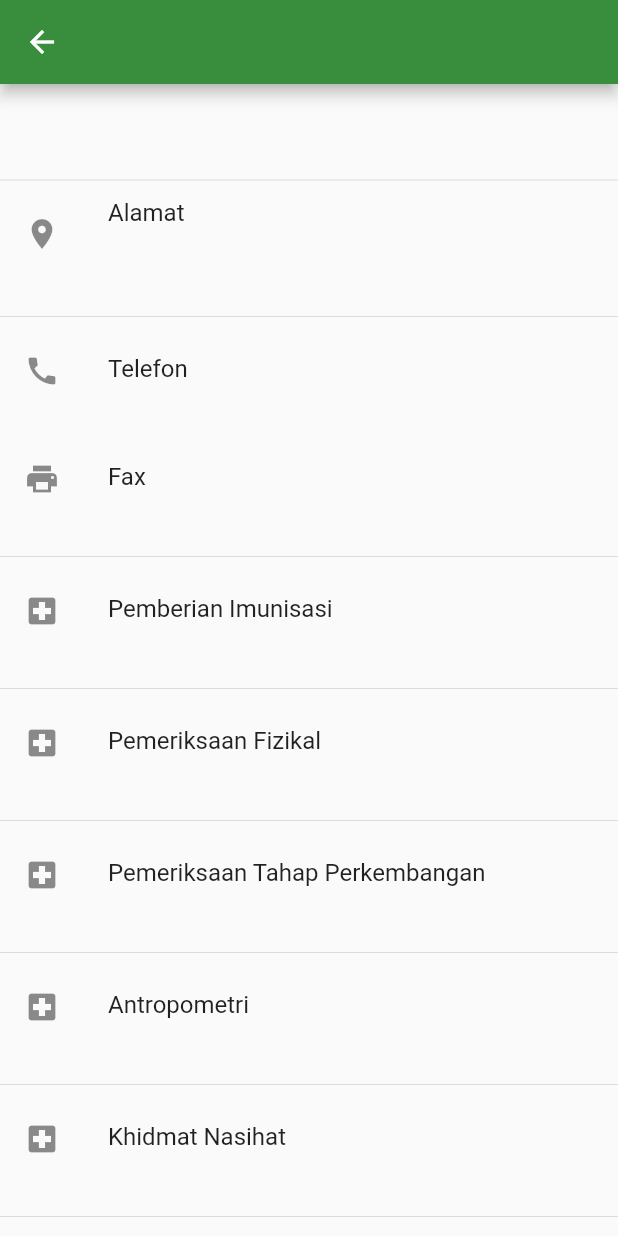
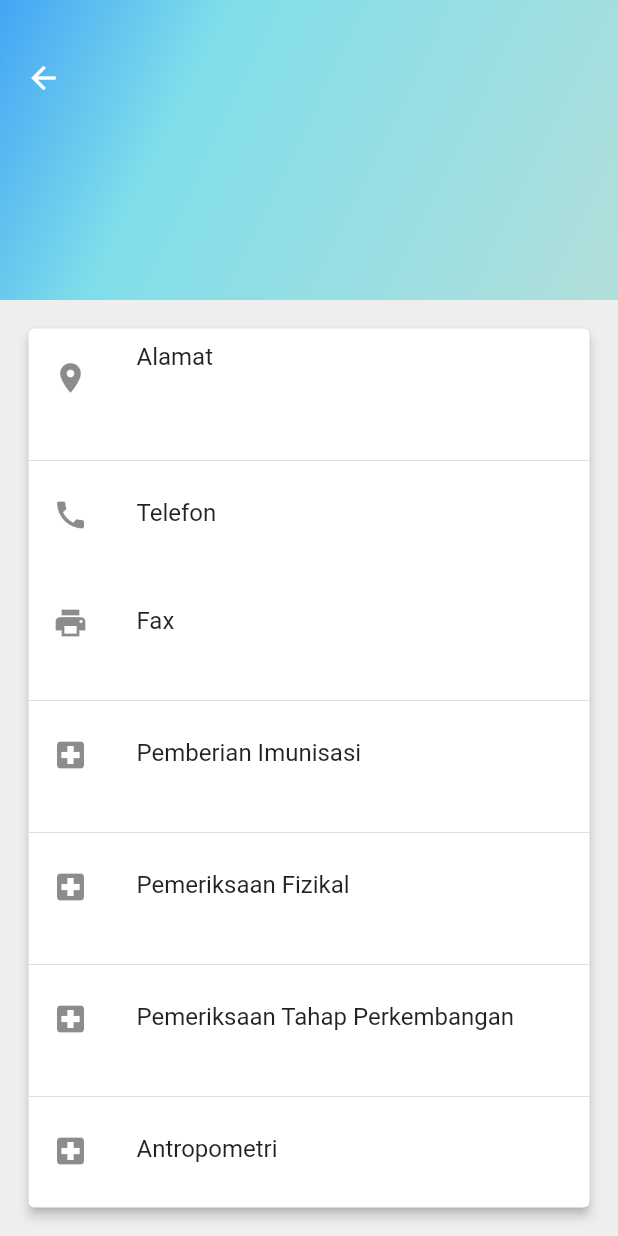
Before and after one commit to ashleychong/HealthForKids, a Flutter app: the PreviewScreen screen opened directly with empty values, on a phone screen of 412 x 824 dp. Run offline on Flutter 3.47's test engine with Material 2 defaults, Android fonts, the phone set to English and light mode, and no system bars; our stand-ins replace fancy_bottom_navigation, google_maps_flutter, webview_flutter; generated files the repository leaves out were written again; Roboto replaces fonts that are missing (Monotserrat); project files that could hold a hidden picture were left out.

Commit message:
Updated UI for PreviewCard and PreviewScreen

```diff
--- a/lib/screens/homescreen.dart
+++ b/lib/screens/homescreen.dart
@@ -1,5 +1,6 @@
 import 'package:flutter/material.dart';
 import 'package:google_maps_flutter/google_maps_flutter.dart';
+import 'package:health_for_kids/screens/swipe_feed_page.dart';
 import 'package:health_for_kids/widgets/preview_card.dart';
 import 'package:webview_flutter/webview_flutter.dart';
 import 'package:health_for_kids/screens/info_screen.dart';
@@ -68,6 +69,10 @@ class _HomescreenState extends State<Homescreen> {
             title: 'Info',
           ),
           TabData(
+            iconData: Icons.list,
+            title: 'Peringatan',
+          ),
+          TabData(
             iconData: Icons.forum,
             title: 'Forum',
           ),
@@ -83,6 +88,7 @@ class _HomescreenState extends State<Homescreen> {
     List<Widget> pages = <Widget>[
       _buildMap(context),
       InfoScreen(),
+      SwipeFeedPage(),
       _buildForumWebView(),
     ];
     return pages[page];
--- a/lib/screens/preview_screen.dart
+++ b/lib/screens/preview_screen.dart
@@ -9,33 +9,14 @@ class PreviewScreen extends StatelessWidget {
   @override
   Widget build(BuildContext context) {
     return Scaffold(
-        appBar: AppBar(),
-        body: ListView(
-            children: <Widget>[
-          _titleSection(),
-          Divider(),
-        ]
-              ..add(_textSection(
-                  'Alamat', _fullAddress(), Icon(Icons.location_on)))
-              ..add(Divider())
-              ..add(_textSection('Telefon', office.phone, Icon(Icons.call)))
-              ..add(_textSection('Fax', office.fax, Icon(Icons.print)))
-              ..add(Divider())
-              ..add(_textSection('Pemberian Imunisasi', office.imunisasi,
-                  Icon(Icons.local_hospital)))
-              ..add(Divider())
-              ..add(_textSection('Pemeriksaan Fizikal', office.physical,
-                  Icon(Icons.local_hospital)))
-              ..add(Divider())
-              ..add(_textSection('Pemeriksaan Tahap Perkembangan',
-                  office.development, Icon(Icons.local_hospital)))
-              ..add(Divider())
-              ..add(_textSection('Antropometri', office.antropometri,
-                  Icon(Icons.local_hospital)))
-              ..add(Divider())
-              ..add(_textSection('Khidmat Nasihat', office.consultation,
-                  Icon(Icons.local_hospital)))
-              ..add(Divider())));
+        body: Column(
+      children: <Widget>[
+        _upperView(context),
+        Expanded(
+          child: _lowerView(),
+        )
+      ],
+    ));
   }
 
   String _fullAddress() {
@@ -55,4 +36,94 @@ class PreviewScreen extends StatelessWidget {
       leading: widget,
     );
   }
+
+  Container _upperView(BuildContext context) {
+    return Container(
+      child: Stack(
+        children: <Widget>[
+          Container(
+              decoration: BoxDecoration(
+                  gradient: LinearGradient(
+                      begin: Alignment.topLeft,
+                      end: Alignment.bottomRight,
+                      colors: [
+                Colors.blue[400],
+                Colors.cyan[200],
+                Colors.teal[100]
+              ],
+                      stops: [
+                0.0,
+                0.3,
+                1.0
+              ]))),
+          Positioned(
+              top: 28.0, left: 5.0, child: BackButton(color: Colors.white)),
+          Positioned(
+              top: 85.0,
+              left: 0.0,
+              right: 0.0,
+              child: Center(
+                  child: Padding(
+                      padding: EdgeInsets.all(10.0),
+                      child: FittedBox(
+                          fit: BoxFit.fitWidth,
+                          child: Text(office.name,
+                              style: TextStyle(
+                                  color: Colors.white,
+                                  letterSpacing: 0.8,
+                                  fontFamily: 'Uni Sans',
+                                  fontSize: 40,
+                                  fontWeight: FontWeight.w800))))))
+        ],
+      ),
+      height: 200.0,
+    );
+  }
+
+  Widget _lowerView() {
+    return Stack(
+      children: <Widget>[
+        Container(
+          color: Colors.grey[200],
+        ),
+        Positioned(
+            top: 15.0,
+            left: 15.0,
+            bottom: 15.0,
+            right: 15.0,
+            child: Card(
+                elevation: 3.0,
+                child: Padding(
+                  padding: EdgeInsets.only(top: 5.0, bottom: 5.0),
+                  child: ListView(
+                    children: <Widget>[]
+                      ..add(_textSection(
+                          'Alamat', _fullAddress(), Icon(Icons.location_on)))
+                      ..add(Divider())
+                      ..add(_textSection(
+                          'Telefon', office.phone, Icon(Icons.call)))
+                      ..add(_textSection('Fax', office.fax, Icon(Icons.print)))
+                      ..add(Divider())
+                      ..add(_textSection('Pemberian Imunisasi',
+                          office.imunisasi, Icon(Icons.local_hospital)))
+                      ..add(Divider())
+                      ..add(_textSection('Pemeriksaan Fizikal', office.physical,
+                          Icon(Icons.local_hospital)))
+                      ..add(Divider())
+                      ..add(_textSection('Pemeriksaan Tahap Perkembangan',
+                          office.development, Icon(Icons.local_hospital)))
+                      ..add(Divider())
+                      ..add(_textSection('Antropometri', office.antropometri,
+                          Icon(Icons.local_hospital)))
+                      ..add(Divider())
+                      ..add(_textSection('Khidmat Nasihat', office.consultation,
+                          Icon(Icons.local_hospital))),
+                  ),
+                )))
+      ],
+    );
+    //     )
+    //   ],
+    // );
+  }
 }
--- a/pubspec.yaml
+++ b/pubspec.yaml
@@ -48,6 +48,7 @@ flutter:
   # To add assets to your application, add an assets section, like this:
   assets:
     - data/file.json
+    - assets/images/portrait.jpeg
   #  - images/a_dot_burr.jpeg
   #  - images/a_dot_ham.jpeg
   # An image asset can refer to one or more resolution-specific "variants", see
@@ -59,7 +60,10 @@ flutter:
   # "family" key with the font family name, and a "fonts" key with a
   # list giving the asset and other descriptors for the font. For
   # example:
-  # fonts:
+  fonts:
+    - family: Uni Sans
+      fonts:
+        - asset: assets/fonts/uni-sans.thin-caps.otf
   #   - family: Schyler
   #     fonts:
   #       - asset: fonts/Schyler-Regular.ttf
```
Also changed, not shown: lib/screens/swipe_feed_page.dart (added, +83 -0 lines), lib/widgets/cards_section_alignment.dart (added, +212 -0 lines), lib/widgets/cards_section_draggable.dart (added, +109 -0 lines), lib/widgets/preview_card.dart (+29 -5 lines), lib/widgets/profile_card_alignment.dart (added, +52 -0 lines), lib/widgets/profile_card_draggable.dart (added, +34 -0 lines), assets/fonts/uni-sans.thin-caps.otf (added), assets/images/portrait.jpeg (added).
